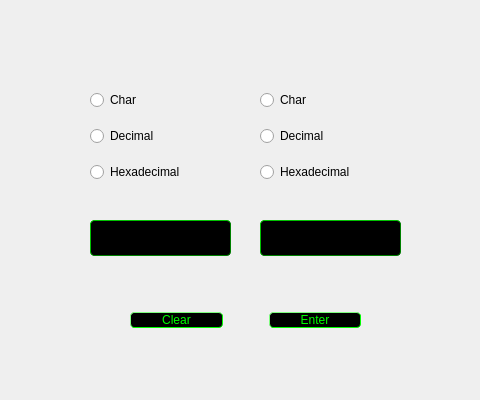
NesQuickCoding/Multi-Purpose-Calculator, file ascii_conversion/basic.ui: the form before one commit.
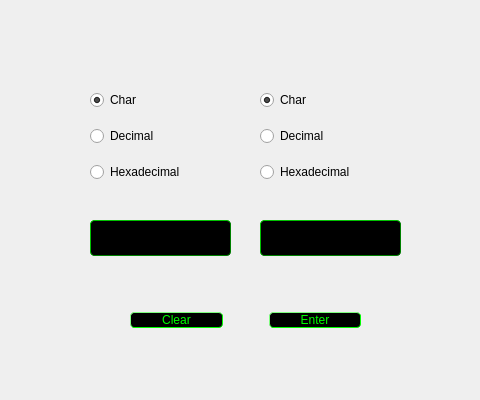
The form after the commit.

Commit message:
fix: radio buttons have default checks.
Radio buttons by default will have char checked for both left and right to prevent  no input errors.

```diff
--- a/ascii_conversion/basic.ui
+++ b/ascii_conversion/basic.ui
@@ -148,6 +148,9 @@
       <property name="text">
        <string>Char</string>
       </property>
+      <property name="checked">
+       <bool>true</bool>
+      </property>
      </widget>
     </item>
     <item>
@@ -190,6 +193,9 @@
       <property name="text">
        <string>Char</string>
       </property>
+      <property name="checked">
+       <bool>true</bool>
+      </property>
      </widget>
     </item>
     <item>
```
